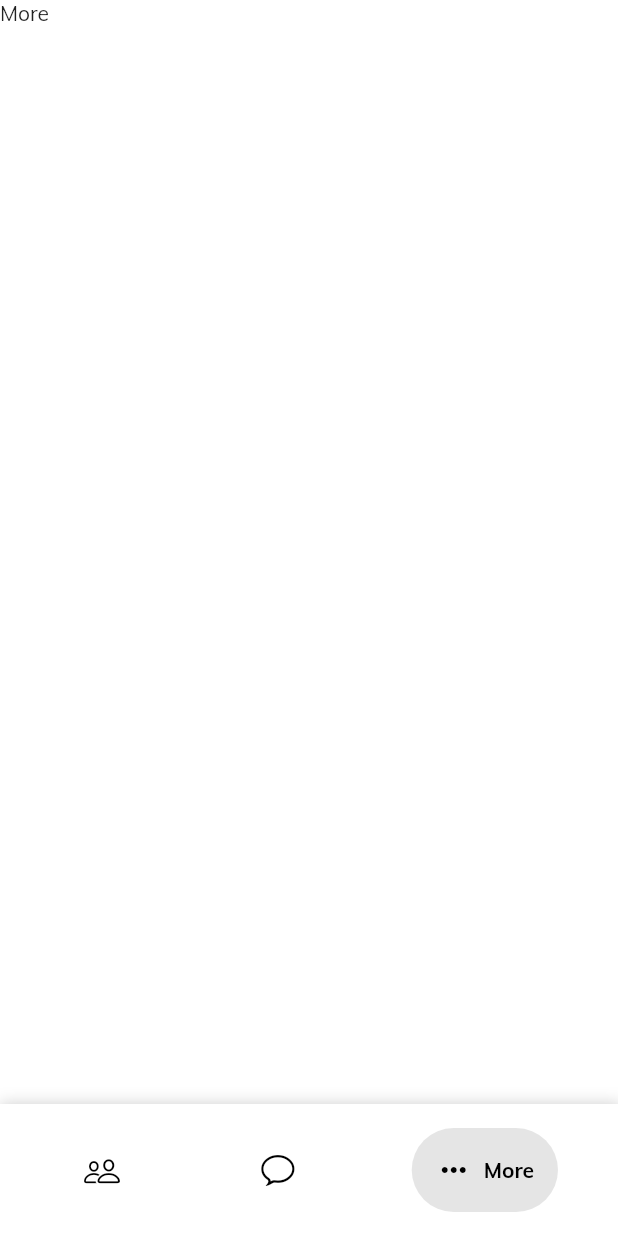
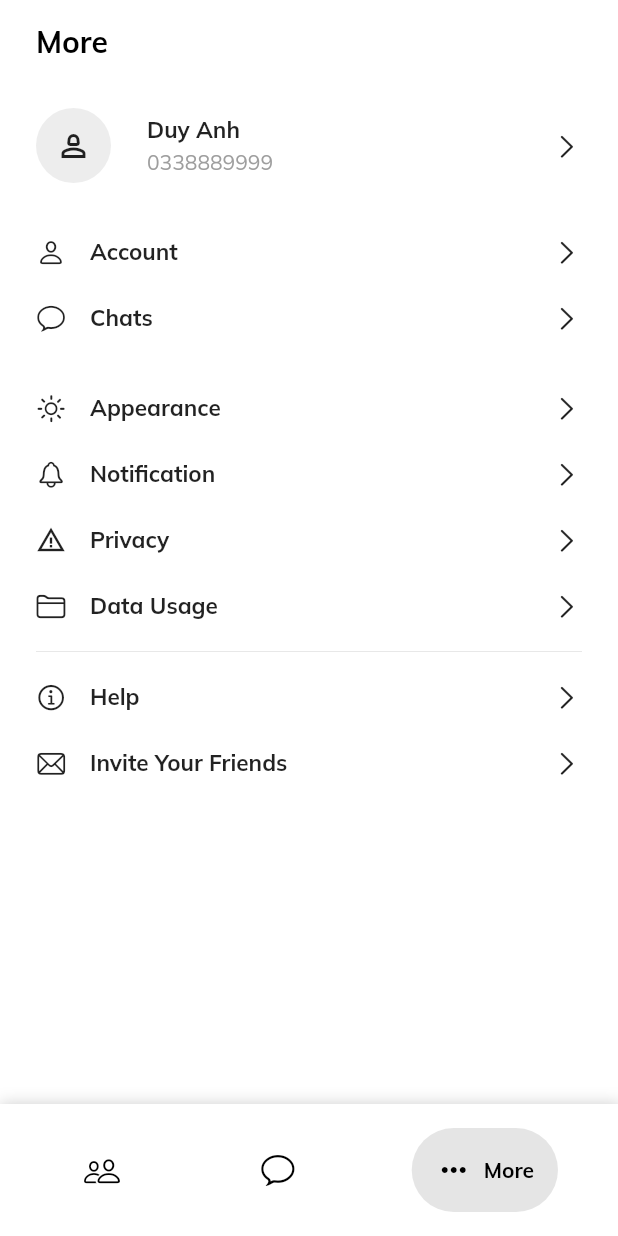
Before and after one commit to AnhND21/flutter_training, a Flutter app: the ChatScreen screen opened by its route, item 3 of the bottom bar chosen, on a phone screen of 412 x 824 dp. Run offline on Flutter 3.47's test engine with Material 2 defaults, Android fonts, the phone set to English and light mode, and no system bars; drawn by our look-alikes of google_nav_bar; our stand-ins replace cached_network_image, carousel_slider, dots_indicator, flutter_svg, readmore, shared_preferences and 2 more; missing offline and left inert: animated_widgets; accounts and stored records are empty; network calls fail.

Commit message:
more chat ui

```diff
--- a/lib/components/listing_story.dart
+++ b/lib/components/listing_story.dart
@@ -7,7 +7,7 @@ class ListingStory extends StatelessWidget {
   @override
   Widget build(BuildContext context) {
     return Container(
-      height: 110,
+      height: 120,
       alignment: Alignment.center,
       decoration: BoxDecoration(
           border: Border(
@@ -45,9 +45,12 @@ class ListingStory extends StatelessWidget {
                         ),
                       ),
                     ),
-                    const Text(
-                      'Your Story',
-                      style: TextStyle(fontSize: 16),
+                    const Padding(
+                      padding: EdgeInsets.only(top: 8.0),
+                      child: Text(
+                        'Your Story',
+                        style: TextStyle(fontSize: 16),
+                      ),
                     )
                   ],
                 ),
@@ -89,9 +92,12 @@ class ListingStory extends StatelessWidget {
                           ),
                         )),
                   ),
-                  const Text(
-                    'Rose',
-                    style: TextStyle(fontSize: 16),
+                  const Padding(
+                    padding: EdgeInsets.only(top: 8.0),
+                    child: Text(
+                      'Rose',
+                      style: TextStyle(fontSize: 16),
+                    ),
                   )
                 ],
               ),
--- a/lib/screens/chat/chat_screen.dart
+++ b/lib/screens/chat/chat_screen.dart
@@ -3,6 +3,7 @@ import 'package:flutter/material.dart';
 import 'package:flutter_svg/svg.dart';
 import 'package:flutter_training/screens/chat/tabs/contact.dart';
 import 'package:flutter_training/screens/chat/tabs/message.dart';
+import 'package:flutter_training/screens/chat/tabs/setting_chat.dart';
 import 'package:google_nav_bar/google_nav_bar.dart';
 
 class ChatScreen extends StatefulWidget {
@@ -79,9 +80,7 @@ Widget renderTabSelected(BuildContext context, int index) {
     case 1:
       return const MessageScreen();
     case 2:
-      return Container(
-        child: Text('More'),
-      );
+      return const SettingChatScreen();
     default:
       return Container();
   }
--- /dev/null
+++ b/lib/screens/chat/message_details.dart
@@ -0,0 +1,16 @@
+import 'package:flutter/src/widgets/framework.dart';
+import 'package:flutter/src/widgets/placeholder.dart';
+
+class MessageDetailScreen extends StatefulWidget {
+  const MessageDetailScreen({super.key});
+
+  @override
+  State<MessageDetailScreen> createState() => _MessageDetailScreenState();
+}
+
+class _MessageDetailScreenState extends State<MessageDetailScreen> {
+  @override
+  Widget build(BuildContext context) {
+    return const Placeholder();
+  }
+}
--- /dev/null
+++ b/lib/screens/chat/tabs/setting_chat.dart
@@ -0,0 +1,121 @@
+import 'package:flutter/cupertino.dart';
+import 'package:flutter/material.dart';
+
+class SettingChatScreen extends StatefulWidget {
+  const SettingChatScreen({super.key});
+
+  @override
+  State<SettingChatScreen> createState() => _SettingChatScreenState();
+}
+
+class _SettingChatScreenState extends State<SettingChatScreen> {
+  @override
+  Widget build(BuildContext context) {
+    return Scaffold(
+        backgroundColor: Colors.white,
+        appBar: AppBar(
+          title: const Text('More'),
+          titleSpacing: 24,
+          centerTitle: false,
+          leadingWidth: 0,
+          leading: Container(),
+        ),
+        body: SafeArea(
+          child: Container(
+            padding: const EdgeInsets.symmetric(horizontal: 24),
+            margin: const EdgeInsets.only(top: 16),
+            child: SingleChildScrollView(
+              child: Column(
+                children: [
+                  Row(
+                    children: [
+                      Container(
+                        width: 50,
+                        height: 50,
+                        alignment: Alignment.center,
+                        decoration: const BoxDecoration(
+                            color: Color(0xFFEDEDED),
+                            borderRadius:
+                                BorderRadius.all(Radius.circular(25))),
+                        child: const Icon(Icons.person_2_outlined),
+                      ),
+                      Expanded(
+                          child: Padding(
+                        padding: const EdgeInsets.symmetric(horizontal: 24),
+                        child: Column(
+                          crossAxisAlignment: CrossAxisAlignment.start,
+                          children: const <Widget>[
+                            Text(
+                              'Duy Anh',
+                              style: TextStyle(
+                                  fontWeight: FontWeight.w600, fontSize: 15),
+                            ),
+                            Text(
+                              '0338889999',
+                              style: TextStyle(height: 1.5, color: Colors.grey),
+                            )
+                          ],
+                        ),
+                      )),
+                      const Icon(
+                        CupertinoIcons.chevron_right,
+                        size: 20,
+                      )
+                    ],
+                  ),
+                  const SizedBox(
+                    height: 24,
+                  ),
+                  menuAction(context, 'Account', CupertinoIcons.person),
+                  menuAction(context, 'Chats', CupertinoIcons.chat_bubble),
+                  const SizedBox(
+                    height: 16,
+                  ),
+                  menuAction(context, 'Appearance', CupertinoIcons.brightness),
+                  menuAction(context, 'Notification', CupertinoIcons.bell),
+                  menuAction(context, 'Privacy', Icons.warning_amber),
+                  menuAction(context, 'Data Usage', CupertinoIcons.folder),
+                  Container(
+                    width: MediaQuery.of(context).size.width,
+                    height: 0.5,
+                    color: Colors.grey.shade300,
+                    margin: const EdgeInsets.symmetric(vertical: 8),
+                  ),
+                  menuAction(context, 'Help', CupertinoIcons.info_circle),
+                  menuAction(
+                      context, 'Invite Your Friends', CupertinoIcons.mail),
+                ],
+              ),
+            ),
+          ),
+        ));
+  }
+}
+
+Widget menuAction(BuildContext context, String title, IconData icon) {
+  return Container(
+    // padding: const EdgeInsets.all(8),
+    margin: const EdgeInsets.symmetric(vertical: 12),
+    child: Row(
+      children: [
+        Icon(
+          icon,
+          size: 20,
+        ),
+        Expanded(
+          child: Padding(
+              padding: const EdgeInsets.symmetric(horizontal: 16),
+              child: Text(
+                title,
+                style:
+                    const TextStyle(fontSize: 15, fontWeight: FontWeight.w600),
+              )),
+        ),
+        const Icon(
+          CupertinoIcons.chevron_right,
+          size: 20,
+        )
+      ],
+    ),
+  );
+}
```
